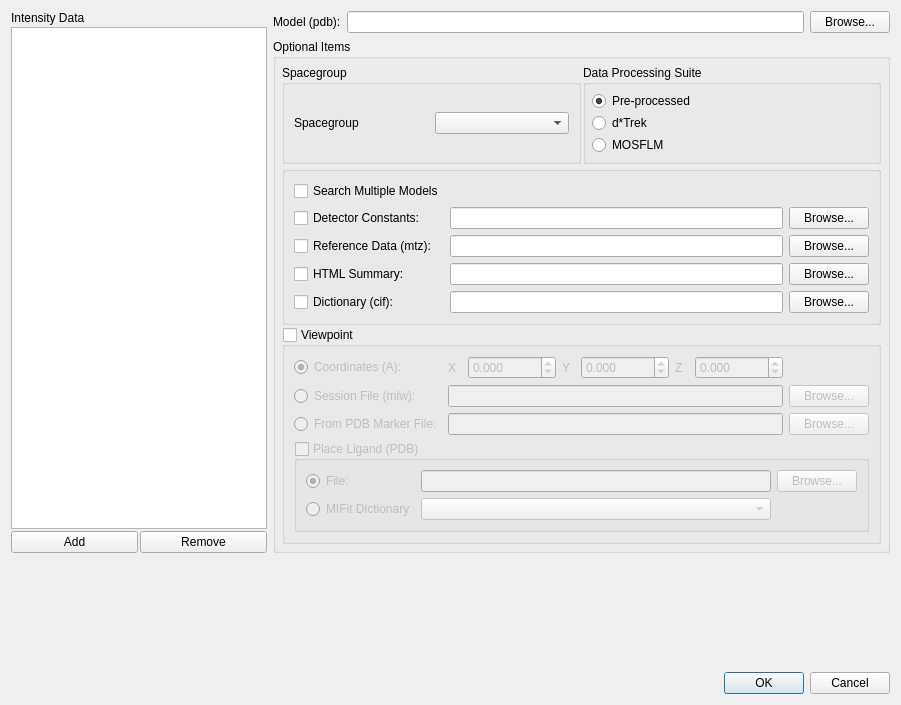
Above: MIExpert/mi_bng.ui from mifit/mifit before the change. Below: the same form after it.
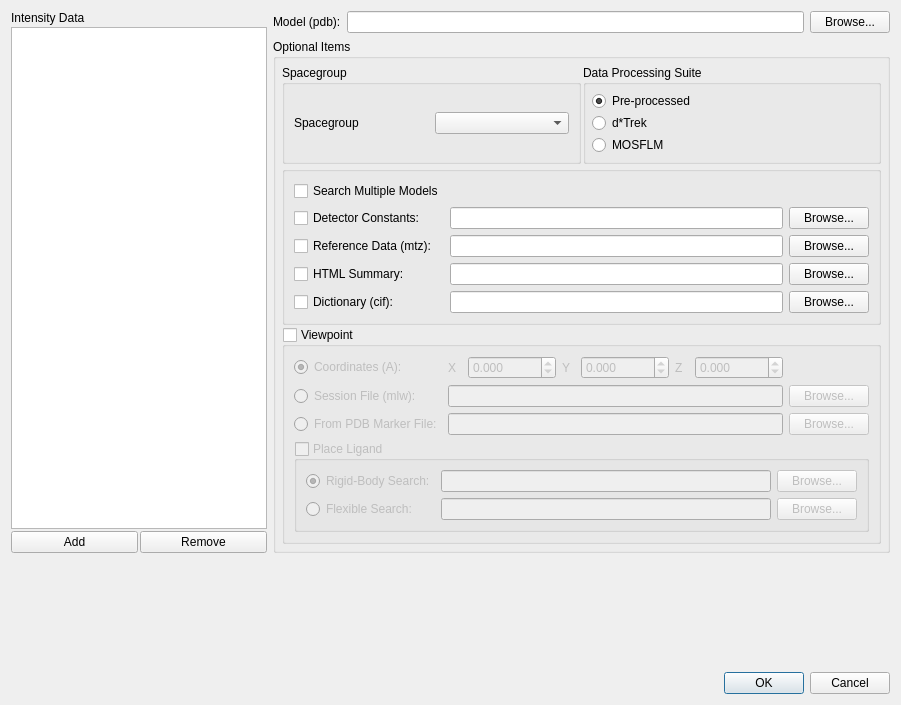
That is the form after the change.

```diff
--- a/MIExpert/mi_bng.ui
+++ b/MIExpert/mi_bng.ui
@@ -359,7 +359,7 @@
          <item row="3" column="0" colspan="3" >
           <widget class="QGroupBox" name="placeLigandPDBGroupBox" >
            <property name="title" >
-            <string>Place Ligand (PDB)</string>
+            <string>Place Ligand</string>
            </property>
            <property name="checkable" >
             <bool>true</bool>
@@ -371,7 +371,7 @@
             <item row="0" column="0" >
              <widget class="QRadioButton" name="ligandFileCheckBox" >
               <property name="text" >
-               <string>File:</string>
+               <string>Rigid-Body Search:</string>
               </property>
               <property name="checked" >
                <bool>true</bool>
@@ -391,12 +391,19 @@
             <item row="1" column="0" >
              <widget class="QRadioButton" name="dictionaryRadioButton" >
               <property name="text" >
-               <string>MIFit Dictionary</string>
+               <string>Flexible Search:</string>
               </property>
              </widget>
             </item>
             <item row="1" column="1" >
-             <widget class="QComboBox" name="dictionaryComboBox" />
+             <widget class="QLineEdit" name="chemFileLineEdit" />
+            </item>
+            <item row="1" column="2" >
+             <widget class="QPushButton" name="chemFilePushButton" >
+              <property name="text" >
+               <string>Browse...</string>
+              </property>
+             </widget>
             </item>
            </layout>
           </widget>
```
Left out of the diff: 11 changed lines with no effect on the pictures.
